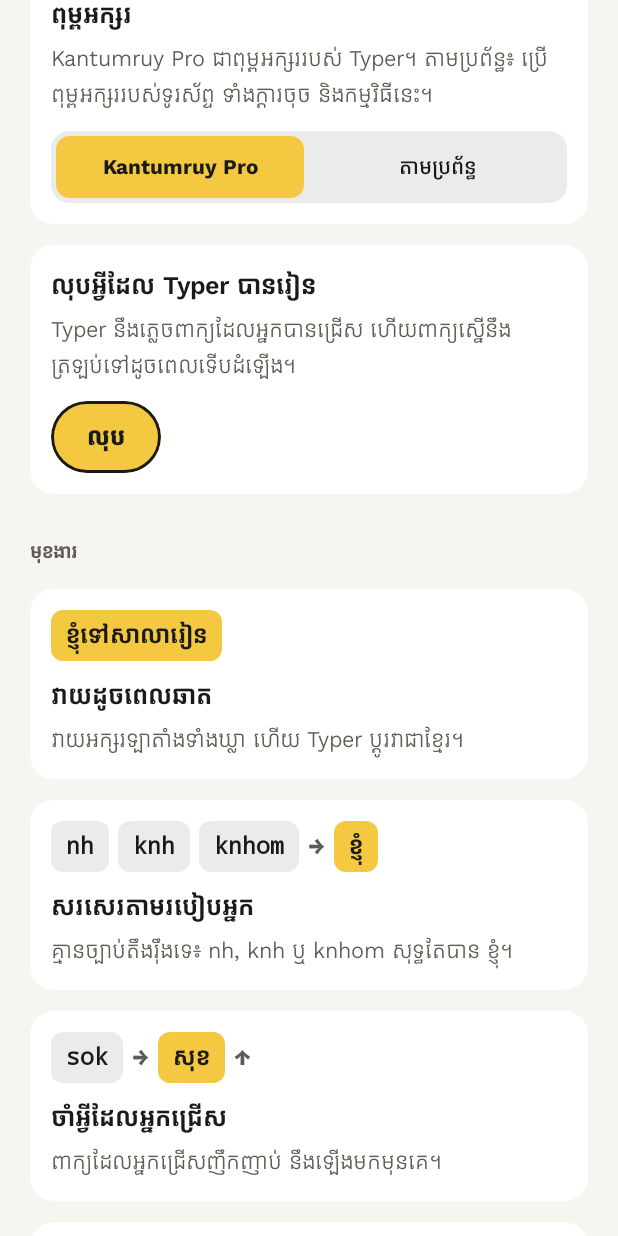
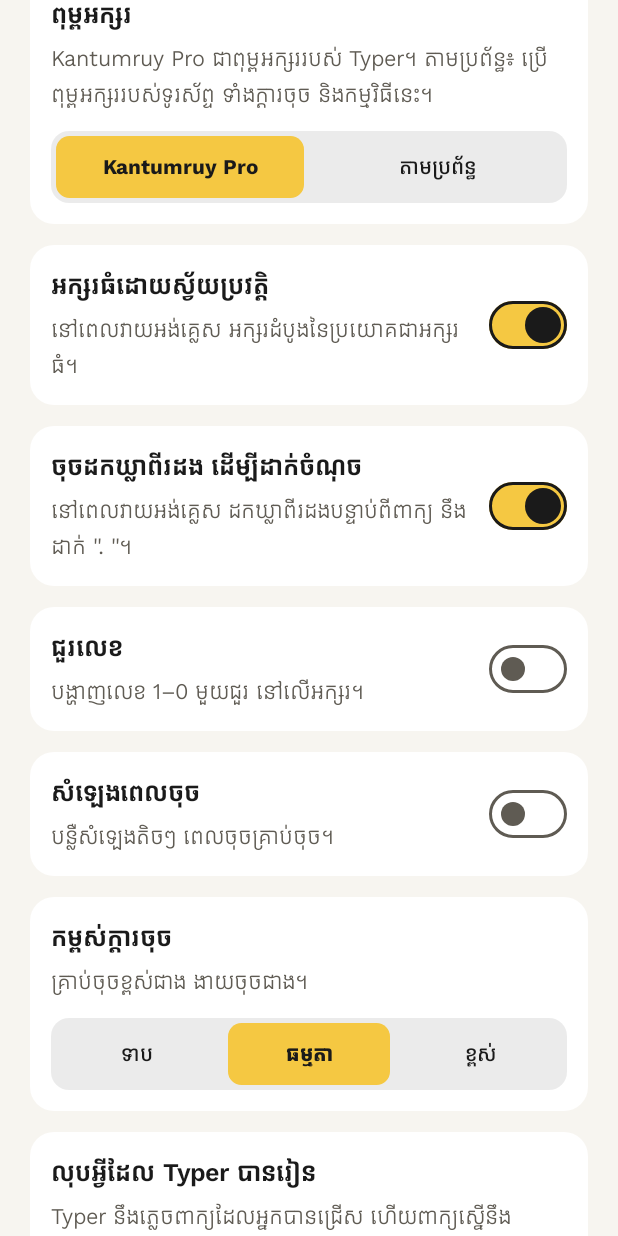
Before and after one commit to Nel-sokchhunly/typer, an Android app built with Jetpack Compose: the screen it shows after launch (MainActivity), scrolled down 1153 dp, on a phone screen of 412 x 824 dp. Run offline under Robolectric (Android 15) with nearby library versions, the phone set to English and light mode, and no system bars.

Commit message:
feat(android): double-space period, auto-cap switch, number row, key sound, keyboard height
English mode: two spaces after a word type ". " (then auto-cap as after any period). New Companion app switches:
Auto-capitalisation and Double-space for a period (both on), Number row (1-0 above the letters, which then lose
their digit hints), Key sound (the system's key clicks), and Keyboard height (Short, Normal, Tall). The Khmer
strings need a native speaker's check.

Claude-Session: https://claude.ai/code/session_0174Ebs8LceThiMFWcfqdKD5

```diff
--- a/android/app/src/main/java/com/chhunly/typer/app/CompanionScreen.kt
+++ b/android/app/src/main/java/com/chhunly/typer/app/CompanionScreen.kt
@@ -80,6 +80,7 @@ import com.chhunly.typer.R
 import com.chhunly.typer.ime.FontChoice
 import com.chhunly.typer.ime.EngineData
 import com.chhunly.typer.ime.HapticsChoice
+import com.chhunly.typer.ime.KeyboardPrefs
 import com.chhunly.typer.ime.ThemeChoice
 import kotlinx.coroutines.delay
 import kotlinx.coroutines.launch
@@ -134,6 +135,11 @@ fun CompanionScreen(khmer: Boolean, onKhmerChange: (Boolean) -> Unit) {
                     if (ThemeChoice.available) WallpaperCard(copy)
                     VibrationCard(copy)
                     FontCard(copy)
+                    PrefSwitch(copy.autoCapTitle, copy.autoCapDetail, KeyboardPrefs::autoCap, KeyboardPrefs::setAutoCap)
+                    PrefSwitch(copy.doubleSpaceTitle, copy.doubleSpaceDetail, KeyboardPrefs::doubleSpace, KeyboardPrefs::setDoubleSpace)
+                    PrefSwitch(copy.numberRowTitle, copy.numberRowDetail, KeyboardPrefs::numberRow, KeyboardPrefs::setNumberRow)
+                    PrefSwitch(copy.keySoundTitle, copy.keySoundDetail, KeyboardPrefs::keySound, KeyboardPrefs::setKeySound)
+                    HeightCard(copy)
                     ResetLearningCard(copy)
                 }
                 Section(copy.featuresTitle) {
@@ -385,6 +391,61 @@ private fun FontCard(copy: Copy) {
     }
 }
 
+/** An on/off Keyboard setting from [KeyboardPrefs]. */
+@Composable
+private fun PrefSwitch(title: String, detail: String, get: (Context) -> Boolean, set: (Context, Boolean) -> Unit) {
+    val context = LocalContext.current
+    var on by remember { mutableStateOf(get(context)) }
+    SwitchCard(title, detail, on) {
+        on = it
+        set(context, it)
+    }
+}
+
+@Composable
+private fun HeightCard(copy: Copy) {
+    val context = LocalContext.current
+    var choice by remember { mutableStateOf(KeyboardPrefs.height(context)) }
+    ChoiceCard(copy.heightTitle, copy.heightDetail, copy.heightOptions, KeyboardPrefs.Height.entries.indexOf(choice)) { i ->
+        choice = KeyboardPrefs.Height.entries[i]
+        KeyboardPrefs.setHeight(context, choice)
+    }
+}
+
+/** A setting that is on or off: title, detail and a switch in Typer yellow; the whole row toggles it. */
+@Composable
+private fun SwitchCard(title: String, detail: String, on: Boolean, onChange: (Boolean) -> Unit) {
+    val colors = MaterialTheme.colorScheme
+    Card {
+        Row(
+            Modifier
+                .fillMaxWidth()
+                .heightIn(min = 48.dp)
+                .toggleable(value = on, role = Role.Switch, onValueChange = onChange)
+                .padding(14.dp),
+            horizontalArrangement = Arrangement.spacedBy(14.dp),
+            verticalAlignment = Alignment.CenterVertically,
+        ) {
+            Column(Modifier.weight(1f), verticalArrangement = Arrangement.spacedBy(3.dp)) {
+                Txt(title, 17, weight = FontWeight.SemiBold)
+                Txt(detail, 15, color = colors.onSurfaceVariant)
+            }
+            Switch(
+                checked = on,
+                onCheckedChange = null,
+                colors = SwitchDefaults.colors(
+                    checkedTrackColor = TyperYellow,
+                    checkedThumbColor = TyperInk,
+                    checkedBorderColor = TyperInk,
+                    uncheckedTrackColor = Color.Transparent,
+                    uncheckedThumbColor = colors.onSurfaceVariant,
+                    uncheckedBorderColor = colors.outline,
+                ),
+            )
+        }
+    }
+}
+
 /** A setting with a few options: title, detail, and a segmented row with the chosen option in Typer yellow. */
 @Composable
 private fun ChoiceCard(title: String, detail: String, options: List<String>, selected: Int, onSelect: (Int) -> Unit) {
--- a/android/app/src/main/java/com/chhunly/typer/app/Copy.kt
+++ b/android/app/src/main/java/com/chhunly/typer/app/Copy.kt
@@ -32,6 +32,18 @@ data class Copy(
     val fontTitle: String,
     val fontOptions: List<String>,
     val fontDetail: String,
+    val autoCapTitle: String,
+    val autoCapDetail: String,
+    val doubleSpaceTitle: String,
+    val doubleSpaceDetail: String,
+    val numberRowTitle: String,
+    val numberRowDetail: String,
+    val keySoundTitle: String,
+    val keySoundDetail: String,
+    val heightTitle: String,
+    /** Short, Normal, Tall. */
+    val heightOptions: List<String>,
+    val heightDetail: String,
     val resetTitle: String,
     val resetDetail: String,
     val resetButton: String,
@@ -73,6 +85,17 @@ data class Copy(
             fontTitle = "ពុម្ពអក្សរ",
             fontOptions = listOf("Kantumruy Pro", "តាមប្រព័ន្ធ"),
             fontDetail = "Kantumruy Pro ជាពុម្ពអក្សររបស់ Typer។ តាមប្រព័ន្ធ៖ ប្រើពុម្ពអក្សររបស់ទូរស័ព្ទ ទាំងក្តារចុច និងកម្មវិធីនេះ។",
+            autoCapTitle = "អក្សរធំដោយស្វ័យប្រវត្តិ",
+            autoCapDetail = "នៅពេលវាយអង់គ្លេស អក្សរដំបូងនៃប្រយោគជាអក្សរធំ។",
+            doubleSpaceTitle = "ចុចដកឃ្លាពីរដង ដើម្បីដាក់ចំណុច",
+            doubleSpaceDetail = "នៅពេលវាយអង់គ្លេស ដកឃ្លាពីរដងបន្ទាប់ពីពាក្យ នឹងដាក់ \". \"។",
+            numberRowTitle = "ជួរលេខ",
+            numberRowDetail = "បង្ហាញលេខ 1–0 មួយជួរ នៅលើអក្សរ។",
+            keySoundTitle = "សំឡេងពេលចុច",
+            keySoundDetail = "បន្លឺសំឡេងតិចៗ ពេលចុចគ្រាប់ចុច។",
+            heightTitle = "កម្ពស់ក្តារចុច",
+            heightOptions = listOf("ទាប", "ធម្មតា", "ខ្ពស់"),
+            heightDetail = "គ្រាប់ចុចខ្ពស់ជាង ងាយចុចជាង។",
             resetTitle = "លុបអ្វីដែល Typer បានរៀន",
             resetDetail = "Typer នឹងភ្លេចពាក្យដែលអ្នកបានជ្រើស ហើយពាក្យស្នើនឹងត្រឡប់ទៅដូចពេលទើបដំឡើង។",
             resetButton = "លុប",
@@ -114,6 +137,17 @@ data class Copy(
             fontTitle = "Font",
             fontOptions = listOf("Kantumruy Pro", "System"),
             fontDetail = "Kantumruy Pro is Typer's font. System uses your phone's font, on the keyboard and in this app.",
+            autoCapTitle = "Auto-capitalisation",
+            autoCapDetail = "In English, start each sentence with a capital letter.",
+            doubleSpaceTitle = "Double-space for a period",
+            doubleSpaceDetail = "In English, two spaces after a word type \". \".",
+            numberRowTitle = "Number row",
+            numberRowDetail = "Show a row of 1–0 above the letters.",
+            keySoundTitle = "Key sound",
+            keySoundDetail = "A soft click when you tap a key.",
+            heightTitle = "Keyboard height",
+            heightOptions = listOf("Short", "Normal", "Tall"),
+            heightDetail = "Taller keys are easier to hit.",
             resetTitle = "Reset what Typer learned",
             resetDetail = "Typer forgets the words you picked, and Suggestions go back to how they were at install.",
             resetButton = "Reset",
--- /dev/null
+++ b/android/app/src/main/java/com/chhunly/typer/ime/KeyboardPrefs.kt
@@ -0,0 +1,30 @@
+package com.chhunly.typer.ime
+
+import android.content.Context
+
+/**
+ * The Keyboard's simple switches, set in the Companion app and read by the Keyboard each time it opens:
+ * auto-capitalisation and double-space for a period (English mode), key sound, a number row above the letters, and
+ * the keyboard's height.
+ */
+object KeyboardPrefs {
+    private const val PREFS = "typer_keyboard"
+
+    enum class Height(val scale: Float) { SHORT(0.88f), NORMAL(1f), TALL(1.12f) }
+
+    private fun prefs(c: Context) = c.getSharedPreferences(PREFS, Context.MODE_PRIVATE)
+    private fun flag(c: Context, key: String, default: Boolean) = prefs(c).getBoolean(key, default)
+    private fun set(c: Context, key: String, on: Boolean) = prefs(c).edit().putBoolean(key, on).apply()
+
+    fun autoCap(c: Context) = flag(c, "auto_cap", true)
+    fun setAutoCap(c: Context, on: Boolean) = set(c, "auto_cap", on)
+    fun doubleSpace(c: Context) = flag(c, "double_space", true)
+    fun setDoubleSpace(c: Context, on: Boolean) = set(c, "double_space", on)
+    fun keySound(c: Context) = flag(c, "key_sound", false)
+    fun setKeySound(c: Context, on: Boolean) = set(c, "key_sound", on)
+    fun numberRow(c: Context) = flag(c, "number_row", false)
+    fun setNumberRow(c: Context, on: Boolean) = set(c, "number_row", on)
+
+    fun height(c: Context): Height = prefs(c).getString("height", null)?.let { n -> Height.entries.firstOrNull { it.name == n } } ?: Height.NORMAL
+    fun setHeight(c: Context, h: Height) = prefs(c).edit().putString("height", h.name).apply()
+}
```
Also changed, not shown: android/app/src/main/java/com/chhunly/typer/core/KeyLayout.kt (+14 -6 lines), android/app/src/main/java/com/chhunly/typer/ime/KeyboardView.kt (+30 -4 lines), android/app/src/main/java/com/chhunly/typer/ime/TyperIME.kt (+32 -1 lines).
